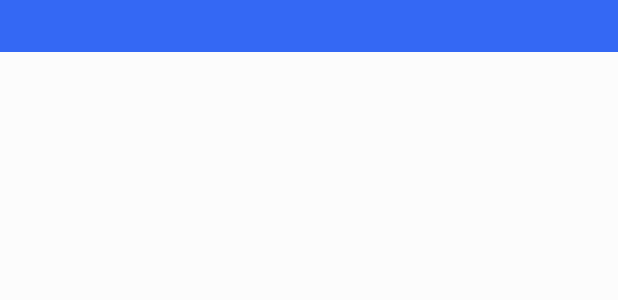
After one commit to JMtorii/Geese-Android, an Android app: the layout settings_list_header.xml on its own in the app's theme, with its tools: preview values and no code run, on a phone screen of 412 x 824 dp. The commit adds this screen. Shown: the top 300 px of the screen. Run offline under Robolectric (Android 15) with nearby library versions, the phone set to English and light mode, and no system bars.

Commit message:
First attempt at using StickyListHeaders library

```diff
--- /dev/null
+++ b/app/src/main/res/layout/settings_list_header.xml
@@ -0,0 +1,16 @@
+<RelativeLayout xmlns:android="http://schemas.android.com/apk/res/android"
+    android:layout_width="match_parent"
+    android:layout_height="wrap_content"
+    android:background="@color/primary">
+
+    <TextView
+        android:orientation="vertical"
+        android:id="@+id/header_text"
+        android:layout_width="match_parent"
+        android:layout_height="wrap_content"
+        android:layout_gravity="start|left"
+        android:padding="5dp"
+        android:textColor="@android:color/white"
+        android:textSize="17sp"
+        android:textStyle="bold" />
+</RelativeLayout>
--- a/app/src/main/res/values/styles.xml
+++ b/app/src/main/res/values/styles.xml
@@ -12,6 +12,7 @@
         <item name="android:windowNoTitle">true</item>
         <item name="windowActionBar">false</item>
         <item name="toolbarStyle">@style/Widget.AppCompat.Toolbar</item>
+        <item name="stickyListHeadersListViewStyle">@style/Widget.AppCompat.ListView</item>
     </style>
 
 </resources>
```
Also changed, not shown: app/src/main/java/com/teamawesome/geese/adapter/SettingsListAdapter.java (added, +90 -0 lines), app/src/main/java/com/teamawesome/geese/fragment/settings/SettingsMainFragment.java (+21 -11 lines), app/src/main/res/layout/fragment_settings_main.xml (+13 -5 lines), app/src/main/res/layout/settings_list_item.xml (added, +14 -0 lines).
